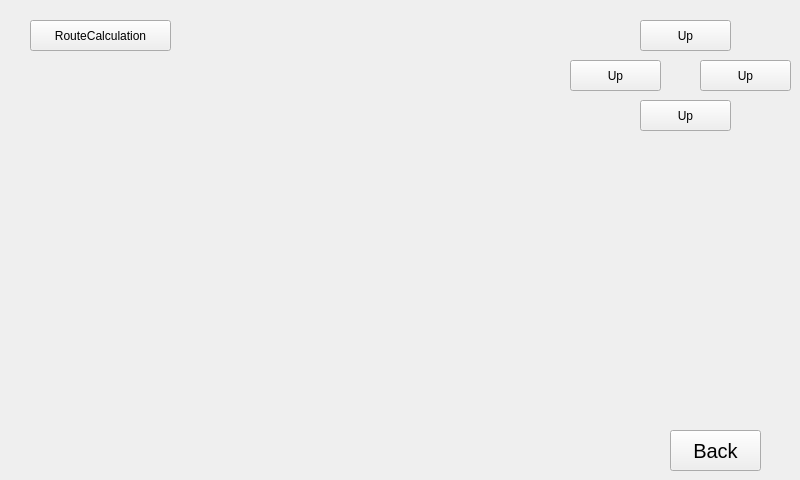
First picture: the form in src/hmi/map.ui, repository Kayjinke/SmartNav, before the edit.
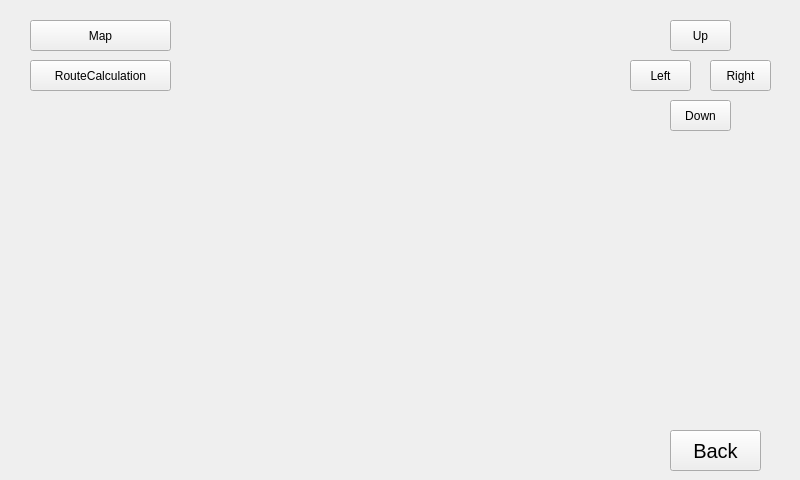
Second picture: the form after the edit.

Diff of the .ui file:
```diff
--- a/src/hmi/map.ui
+++ b/src/hmi/map.ui
@@ -17,7 +17,7 @@
    <property name="geometry">
     <rect>
      <x>30</x>
-     <y>20</y>
+     <y>60</y>
      <width>141</width>
      <height>31</height>
     </rect>
@@ -47,9 +47,9 @@
   <widget class="QPushButton" name="btn_Up">
    <property name="geometry">
     <rect>
-     <x>640</x>
+     <x>670</x>
      <y>20</y>
-     <width>91</width>
+     <width>61</width>
      <height>31</height>
     </rect>
    </property>
@@ -60,40 +60,53 @@
   <widget class="QPushButton" name="btn_Up_2">
    <property name="geometry">
     <rect>
-     <x>570</x>
+     <x>630</x>
      <y>60</y>
-     <width>91</width>
+     <width>61</width>
      <height>31</height>
     </rect>
    </property>
    <property name="text">
-    <string>Up</string>
+    <string>Left</string>
    </property>
   </widget>
   <widget class="QPushButton" name="btn_Up_3">
    <property name="geometry">
     <rect>
-     <x>700</x>
+     <x>710</x>
      <y>60</y>
-     <width>91</width>
+     <width>61</width>
      <height>31</height>
     </rect>
    </property>
    <property name="text">
-    <string>Up</string>
+    <string>Right</string>
    </property>
   </widget>
   <widget class="QPushButton" name="btn_Up_4">
    <property name="geometry">
     <rect>
-     <x>640</x>
+     <x>670</x>
      <y>100</y>
-     <width>91</width>
+     <width>61</width>
      <height>31</height>
     </rect>
    </property>
    <property name="text">
-    <string>Up</string>
+    <string>Down</string>
+   </property>
+  </widget>
+  <widget class="QPushButton" name="btn_Map">
+   <property name="geometry">
+    <rect>
+     <x>30</x>
+     <y>20</y>
+     <width>141</width>
+     <height>31</height>
+    </rect>
+   </property>
+   <property name="text">
+    <string>Map</string>
    </property>
   </widget>
  </widget>
```
Left out of the diff: 6 changed lines with no effect on the pictures.
